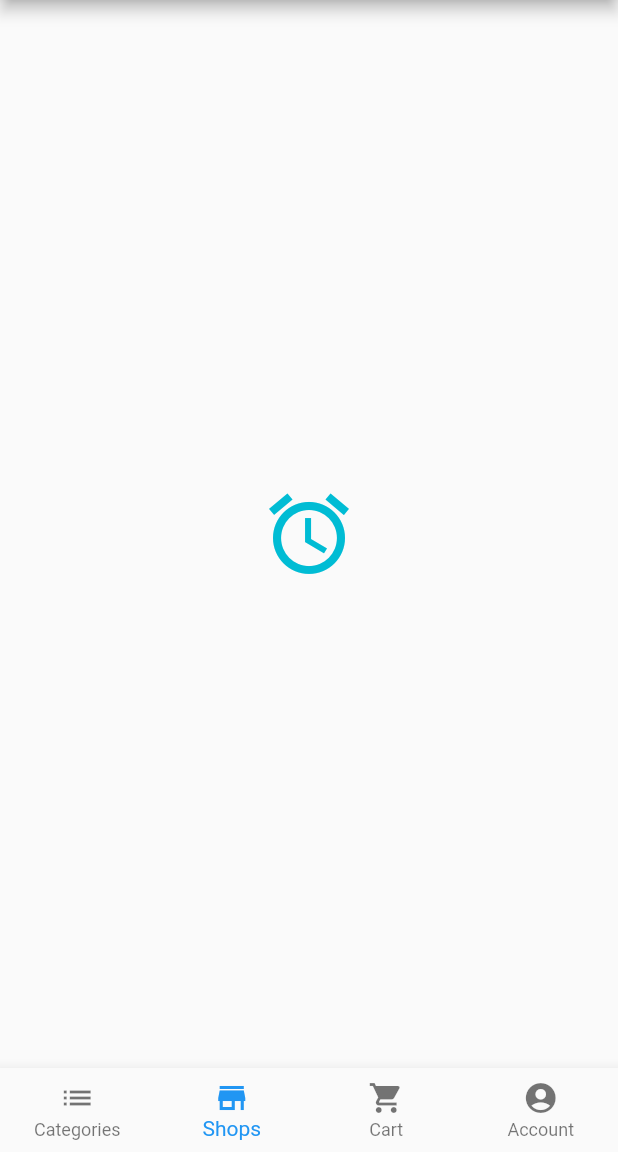
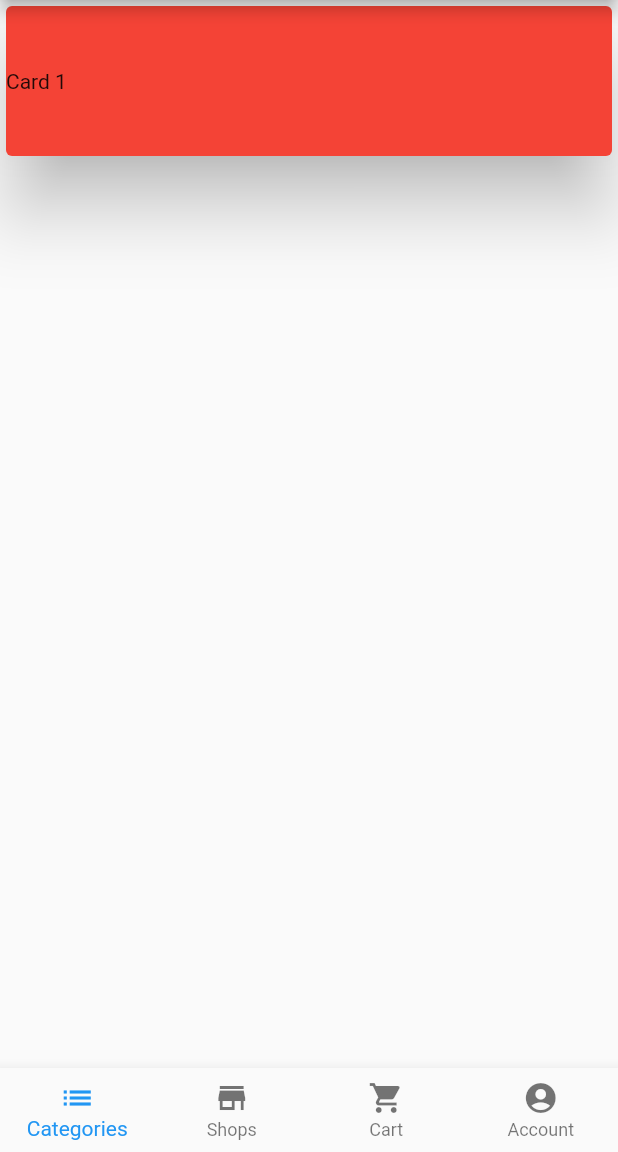
Before and after one commit to McAngelo/urban-market, a Flutter app: the HomeScreen screen opened by its route, on a phone screen of 412 x 824 dp, the part 84-1236 px from its top. Run offline on Flutter 3.47's test engine with Material 2 defaults, Android fonts, the phone set to English and light mode, and no system bars; our stand-ins replace flutter_swiper, shared_preferences, splashscreen; accounts and stored records are empty.

Commit message:
fixed the buttom navigation issue on the home screen

```diff
--- a/lib/ui/screens/home_screen.dart
+++ b/lib/ui/screens/home_screen.dart
@@ -1,25 +1,16 @@
+import 'dart:core';
 import 'package:flutter/material.dart';
 
 
-/*class HomeScreen extends StatefulWidget {
+class HomeScreen extends StatefulWidget {
 	const HomeScreen({Key key }): super(key: key);
 
 	@override
-	State<StatefulWidget> createState() => _HomeScreenState();
-}*/
-class HomeScreen extends  StatelessWidget {
-	HomeScreen({Key key}): super(key: key);
+	_HomeScreenState createState() => _HomeScreenState();
+}
 
-	int _currentTabIndex = 1;
-
-	void _setState(int index) {
-	    /*setState(() {
-	      _blackVisible = !_blackVisible;
-	    });*/
-	    _currentTabIndex = index;
-
-	    print(_currentTabIndex);
-	}
+class _HomeScreenState extends State<HomeScreen> {
+	int _currentTabIndex = 0;
 
 	@override
 	Widget build(BuildContext context){
@@ -85,16 +76,21 @@ class HomeScreen extends  StatelessWidget {
 		);
 
 		final _kTabPages = <Widget>[
-			Center(
-				//child: Icon(Icons.cloud, size: 64.0, color: Colors.teal),
-				child: new Text(
-		          'Done!',
-		          style: new TextStyle(
-		            fontWeight: FontWeight.bold,
-		            fontSize: 30.0
-		          ),
-		        ),
-			),
+			Card(
+	          color: Colors.red,
+	          // The elevation determines shade.
+	          elevation: 20.0,
+	          child: Container(
+	            height: 100.0,
+	            child: Row(
+	              children: <Widget>[
+	                Expanded(
+	                  child: Text('Card 1'),
+	                ),
+	              ],
+	            ),
+	          ),
+	        ),
 			Center(child: Icon(Icons.alarm, size: 64.0, color: Colors.cyan)),
 			Center(child: Icon(Icons.forum, size: 64.0, color: Colors.blue)),
 			Center(child: Icon(Icons.forum, size: 64.0, color: Colors.blue)),
@@ -114,14 +110,9 @@ class HomeScreen extends  StatelessWidget {
 	    	currentIndex: _currentTabIndex,
 	    	type: BottomNavigationBarType.fixed,
 	    	onTap: (int index){
-	    		/*setState((){
+	    		setState((){
 	    			_currentTabIndex = index;
-	    		});*/
-	    		print(index);
-
-	    		_setState(index);
-
-	    		//_currentTabIndex = index;
+	    		});
 	    	}
 	    );
 
```
